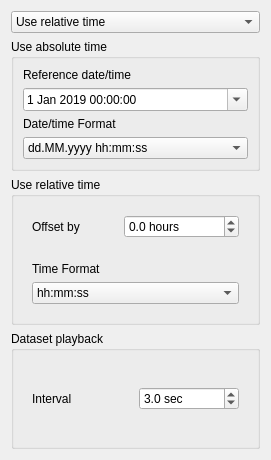
Old version of the form src/ui/mesh/qgsmeshtimeformatdialog.ui in the repository qgis/QGIS.
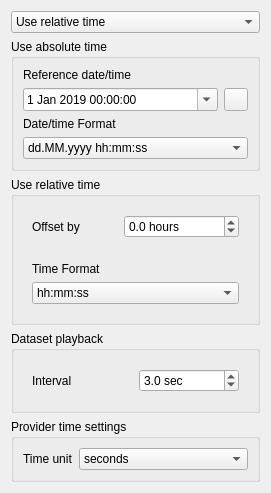
New version of the form. Icons and pictures are not drawn.

Commit message:
[mesh] Fixes time reference for mesh layer #32186 #33399 #31933 (#33410)
[FEATURE] [mesh] Load reference time from MDAL when available

Also adds combo box to let the user set the provider time unit. This is particularly useful when MDAL incorrectly recognised the time units in the raw dat format (for example format does nof follow spec and it is not possible to determine if time interval is in hours or days)

fix #32186
fix #33399
fix #31933

```diff
--- a/src/ui/mesh/qgsmeshtimeformatdialog.ui
+++ b/src/ui/mesh/qgsmeshtimeformatdialog.ui
@@ -57,6 +57,11 @@
        </widget>
       </item>
       <item>
+       <layout class="QHBoxLayout" name="horizontalLayout_3">
+        <property name="topMargin">
+         <number>0</number>
+        </property>
+        <item>
        <widget class="QDateTimeEdit" name="mReferenceDateTimeEdit">
         <property name="dateTime">
          <datetime>
@@ -74,6 +79,28 @@
        </widget>
       </item>
       <item>
+         <widget class="QPushButton" name="mReloadReferenceTimeButton">
+          <property name="maximumSize">
+           <size>
+            <width>24</width>
+            <height>24</height>
+           </size>
+          </property>
+          <property name="focusPolicy">
+           <enum>Qt::NoFocus</enum>
+          </property>
+          <property name="text">
+           <string/>
+          </property>
+          <property name="icon">
+           <iconset resource="../../../images/images.qrc">
+            <normaloff>:/images/themes/default/mActionRefresh.svg</normaloff>:/images/themes/default/mActionRefresh.svg</iconset>
+          </property>
+         </widget>
+        </item>
+       </layout>
+      </item>
+      <item>
        <widget class="QLabel" name="label">
         <property name="text">
          <string>Date/time Format</string>
@@ -284,9 +311,51 @@
      </layout>
     </widget>
    </item>
-  </layout>
- </widget>
- <resources/>
+   <item>
+    <widget class="QGroupBox" name="groupBox">
+     <property name="title">
+      <string>Provider time settings</string>
+     </property>
+     <layout class="QFormLayout" name="formLayout">
+      <item row="0" column="1">
+       <widget class="QComboBox" name="mProviderTimeUnitComboBox">
+        <item>
+         <property name="text">
+          <string>seconds</string>
+         </property>
+        </item>
+        <item>
+         <property name="text">
+          <string>minutes</string>
+         </property>
+        </item>
+        <item>
+         <property name="text">
+          <string>hours</string>
+         </property>
+        </item>
+        <item>
+         <property name="text">
+          <string>days</string>
+         </property>
+        </item>
+       </widget>
+      </item>
+      <item row="0" column="0">
+       <widget class="QLabel" name="label_5">
+        <property name="text">
+         <string>Time unit</string>
+        </property>
+       </widget>
+      </item>
+     </layout>
+    </widget>
+   </item>
+  </layout>
+ </widget>
+ <resources>
+  <include location="../../../images/images.qrc"/>
+ </resources>
  <connections/>
  <slots>
   <slot>shaftLengthMethodChanged()</slot>
```
Left out of the diff: 3 changed lines with no effect on the pictures. Lines whose indentation alone changed are shown as unchanged. The commit also changes 15 other files.
